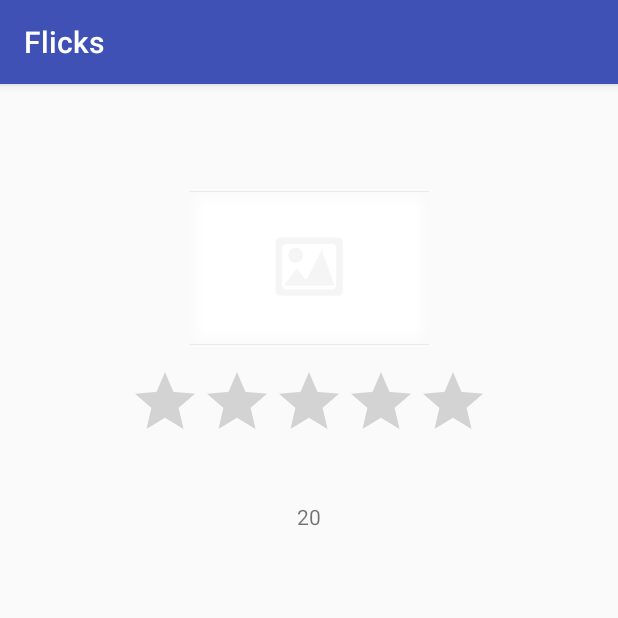
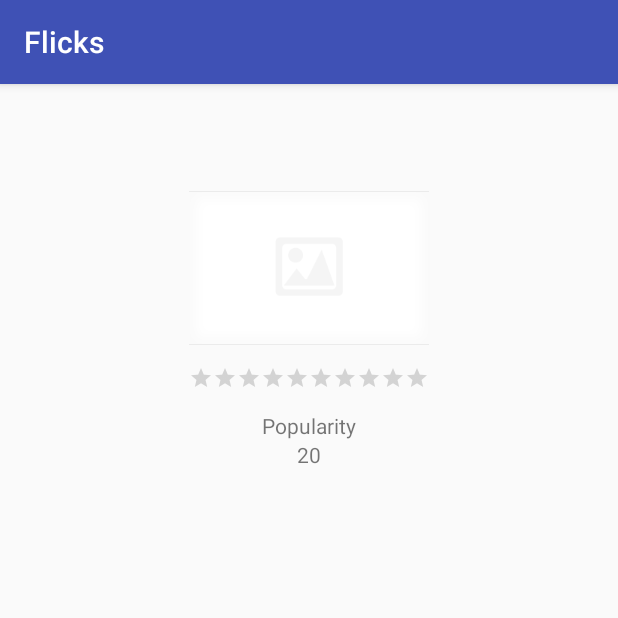
Before and after one commit to deonna/flicks, an Android app: the DetailsActivity screen opened directly, with no data from a screen before it, on a phone screen of 412 x 824 dp, the top half of it. Run offline under Robolectric (Android 15) with nearby library versions, the phone set to English and light mode, and no system bars; our stand-ins replace ButterKnife, Picasso; libraries missing offline, so code that uses them is left out: jp.wasabeef.picasso; pictures from the network do not load; 5 statements that could not run were skipped.

Commit message:
feat(details): Added proper ratings bar styling so rating is properly displayed. Removed magic numbers and replaced with constants.

```diff
--- a/app/src/main/java/co/deonna/flicks/activities/DetailsActivity.java
+++ b/app/src/main/java/co/deonna/flicks/activities/DetailsActivity.java
@@ -18,6 +18,10 @@ import jp.wasabeef.picasso.transformations.RoundedCornersTransformation;
 
 public class DetailsActivity extends AppCompatActivity {
 
+    private static final int MAX_STARS = 10;
+    private static final float STEP_SIZE = 0.5f;
+    private static final int ROUNDED_CORNER_RADIUS = 10;
+
     @BindView(R.id.tvTitle) TextView tvTitle;
     @BindView(R.id.ivImage) ImageView ivImage;
     @BindView(R.id.rbStars) RatingBar rbStars;
@@ -37,7 +41,7 @@ public class DetailsActivity extends AppCompatActivity {
 
     private void initializeComponents() {
 
-        Movie movie = getIntent().getParcelableExtra("movie");
+        Movie movie = getIntent().getParcelableExtra(Movie.KEY_MOVIE);
 
         tvTitle.setText(movie.originalTitle);
 
@@ -45,8 +49,12 @@ public class DetailsActivity extends AppCompatActivity {
                 .with(this)
                 .load(movie.backdropPath)
                 .placeholder(R.drawable.placeholder)
-                .transform(new RoundedCornersTransformation(10, 10))
+                .transform(new RoundedCornersTransformation(ROUNDED_CORNER_RADIUS, ROUNDED_CORNER_RADIUS))
                 .into(ivImage);
+
+        rbStars.setNumStars(MAX_STARS);
+        rbStars.setStepSize(STEP_SIZE);
+        rbStars.setRating(movie.getRating());
 
         tvPopularityRating.setText(String.format(Locale.US, "%d", movie.getPopularity()));
         tvSummary.setText(movie.overview);
--- a/app/src/main/java/co/deonna/flicks/activities/MainActivity.java
+++ b/app/src/main/java/co/deonna/flicks/activities/MainActivity.java
@@ -27,8 +27,8 @@ public class MainActivity extends AppCompatActivity {
 
     private String TAG = MainActivity.class.getSimpleName();
 
-    private String URL = "https://api.themoviedb.org/3/movie/now_playing?api_key=a07e22bc18f5cb106bfe4cc1f83ad8ed";
-    private String KEY_RESULTS = "results";
+    private static final String URL = "https://api.themoviedb.org/3/movie/now_playing?api_key=a07e22bc18f5cb106bfe4cc1f83ad8ed";
+    private static final String KEY_RESULTS = "results";
 
     private List<Movie> movies;
     private MoviesAdapter moviesAdapter;
--- a/app/src/main/res/layout/activity_details.xml
+++ b/app/src/main/res/layout/activity_details.xml
@@ -35,10 +35,11 @@
         android:layout_centerHorizontal="true"
         android:layout_marginBottom="14dp"
         android:layout_marginTop="14dp"
+        style="?android:attr/ratingBarStyleSmall"
         android:id="@+id/rbStars"/>
 
     <TextView
-        tools:text="Popularity"
+        android:text="Popularity"
         android:layout_width="wrap_content"
         android:layout_height="wrap_content"
         android:id="@+id/tvPopularity"
```
Also changed, not shown: app/src/main/java/co/deonna/flicks/adapters/MoviesAdapter.java (+7 -5 lines), app/src/main/java/co/deonna/flicks/models/Movie.java (+9 -2 lines), 1 other file.
